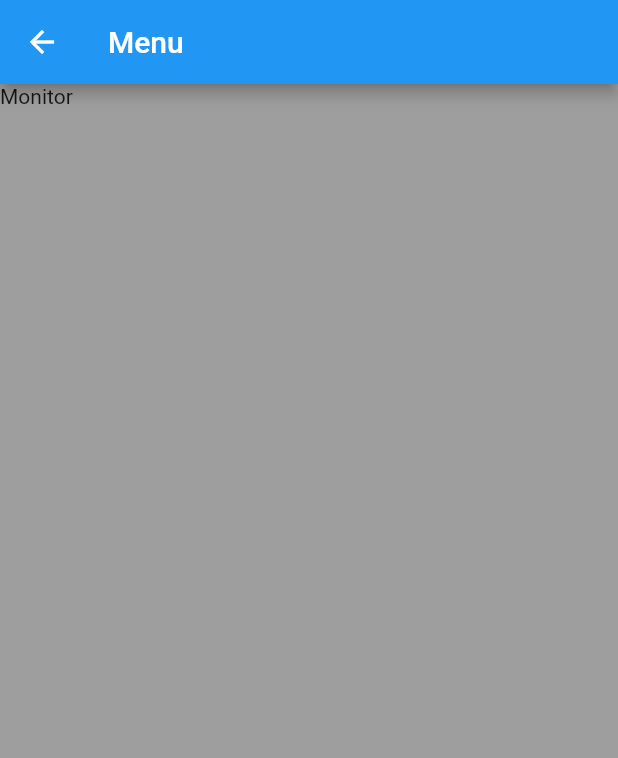
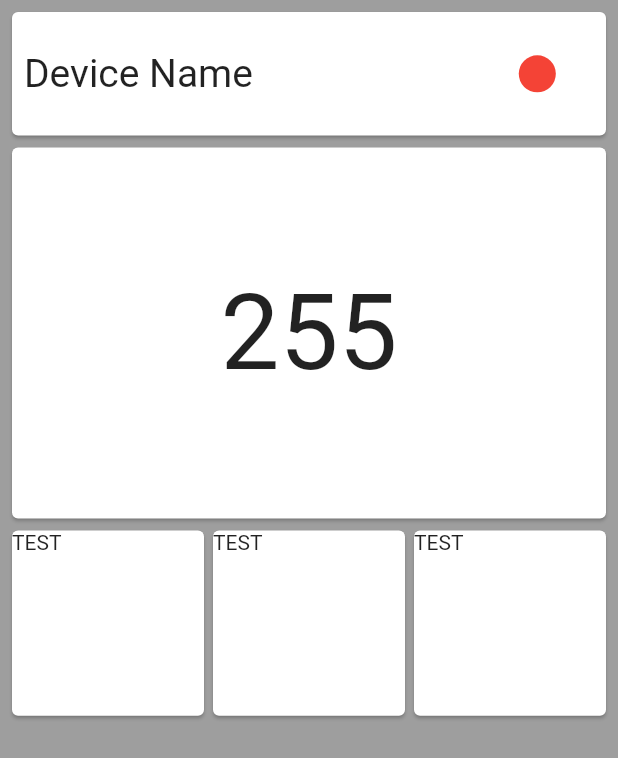
Before and after one commit to ckennington1221/FlutterApp1, a Flutter app: the screen it shows after launch, after a tap on "IQ130 Monitor", on a phone screen of 412 x 824 dp. Shown: the top 758 px of the screen. Run offline on Flutter 3.47's test engine with Material 2 defaults, Android fonts, the phone set to English and light mode, and no system bars.

Commit message:
Added placeholder for Temperature Guide Started monitor UI

```diff
--- a/lib/main.dart
+++ b/lib/main.dart
@@ -4,6 +4,7 @@ import 'package:flutter/material.dart';
 import 'package:flutter/widgets.dart';
 import 'package:qsmartflutter/monitor.dart';
 import 'package:qsmartflutter/smokingCS.dart';
+import 'package:qsmartflutter/tempGuide.dart';
 
 void main() {
   runApp(MyApp());
@@ -52,7 +53,7 @@ class MenuPage extends StatelessWidget {
           child: Column(
             children: <Widget>[
               MenuButton(title: "IQ130 Monitor", desc: "Monitor and Modify your IQ130 unit", image: "images/img_dir_mon.png", route: MonitorPage()),
-              MenuButton(title: "Meat Temp Guide", desc: "Not sure what temp to cook to? Check here!", image: "images/img_dir_meat_temp.png"),
+              MenuButton(title: "Meat Temp Guide", desc: "Not sure what temp to cook to? Check here!", image: "images/img_dir_meat_temp.png", route: TempGuidePage()),
               MenuButton(title: "Meat Smoking Cheat Sheet", desc: "A guide to choosing smoking wood and cooking temps", image: "images/img_dir_smoke_cs.png", route: SmokingCS())
             ]
           )
--- a/lib/monitor.dart
+++ b/lib/monitor.dart
@@ -9,14 +9,105 @@ class MonitorPage extends StatelessWidget {
   @override
   Widget build(BuildContext context) {
     return Scaffold(
-        appBar: AppBar(
-            title: Text('Menu')
-        ),
-        body: Container(
-            width: double.infinity,
-            height: double.infinity,
-            color: Colors.grey,
-            child: Text("Monitor")
+        body: SafeArea(
+          child: Container(
+              width: double.infinity,
+              height: double.infinity,
+              padding: EdgeInsets.fromLTRB(8.0, 8.0, 8.0, 8.0),
+              color: Colors.grey,
+              child: Column(
+                children: <Widget>[
+                  Card( //device name
+                      margin: EdgeInsets.fromLTRB(0, 0, 0, 8.0),
+                      color: Colors.white,
+                      child: Row(
+                        children: <Widget>[
+                          Container(
+                              width: MediaQuery.of(context).size.width * 0.75,
+                              height: MediaQuery.of(context).size.height * 0.10,
+                              padding: EdgeInsets.fromLTRB(8.0, 0, 0, 0),
+                              //color: Colors.red,
+                              child: Align(
+                                  alignment: Alignment.centerLeft,
+                                  child: Text("Device Name", style: TextStyle(fontSize: 26.0))
+
+                              )
+                          ),
+                          Container(
+                            //color: Colors.blue,
+                              width: MediaQuery.of(context).size.width * 0.20,
+                              height: MediaQuery.of(context).size.height * 0.10,
+                              child: FractionallySizedBox(
+                                  heightFactor: 0.3,
+                                  widthFactor: 0.3,
+                                  child: Container(
+                                      decoration: BoxDecoration(
+                                          color: Colors.red,
+                                          shape: BoxShape.circle
+                                      )
+                                  )
+                              )
+                          )
+                        ],
+                      )
+                  ),  //End of Device Name Card
+                  Card( //Pit Temp
+                    margin: EdgeInsets.fromLTRB(0, 0, 0, 8.0),
+                    color: Colors.white,
+                    child: Container(
+                      height: MediaQuery.of(context).size.height * 0.30,
+                      child: Center(
+                        child: Text("255", style: TextStyle(fontSize: 70),)
+                      )
+                    )
+                  ),
+                  Container(
+                    width: double.infinity,
+                    height: MediaQuery.of(context).size.height * 0.15,
+                    child: Row(
+                      mainAxisAlignment: MainAxisAlignment.spaceEvenly,
+                      mainAxisSize: MainAxisSize.max,
+                      children: <Widget>[
+                        Expanded(
+                          flex: 1,
+                          child: Card(
+                            color: Colors.white,
+                            margin: EdgeInsets.fromLTRB(0, 0, 4.0, 0),
+                            child: Container(
+                              height: double.infinity,
+                              child: Text("TEST")
+                            )
+                          )
+                        ),
+                        Expanded(
+                            flex: 1,
+                            child: Card(
+                                color: Colors.white,
+                                margin: EdgeInsets.fromLTRB(2.0, 0, 2.0, 0),
+                                child: Container(
+                                    height: double.infinity,
+                                    child: Text("TEST")
+                                )
+                            )
+                        ),
+                        Expanded(
+                            flex: 1,
+                            child: Card(
+                                color: Colors.white,
+                                margin: EdgeInsets.fromLTRB(4.0, 0, 0, 0),
+                                child: Container(
+                                    height: double.infinity,
+                                    child: Text("TEST")
+                                )
+                            )
+                        ),
+                      ],
+                    ),
+                  )
+                ],
+              )
+          )
+
         )
     );
   }
--- /dev/null
+++ b/lib/tempGuide.dart
@@ -0,0 +1,22 @@
+import 'dart:ui';
+
+import 'package:flutter/material.dart';
+import 'package:flutter/widgets.dart';
+
+class TempGuidePage extends StatelessWidget {
+  TempGuidePage({Key key}) : super(key: key);
+
+  @override
+  Widget build(BuildContext context) {
+    return Scaffold(
+        body: SafeArea(
+            child: Container(
+              color: Colors.white,
+              child: Center(
+                child: Text("Temp Guide Placeholder")
+              )
+            )
+        )
+    );
+  }
+}
```
